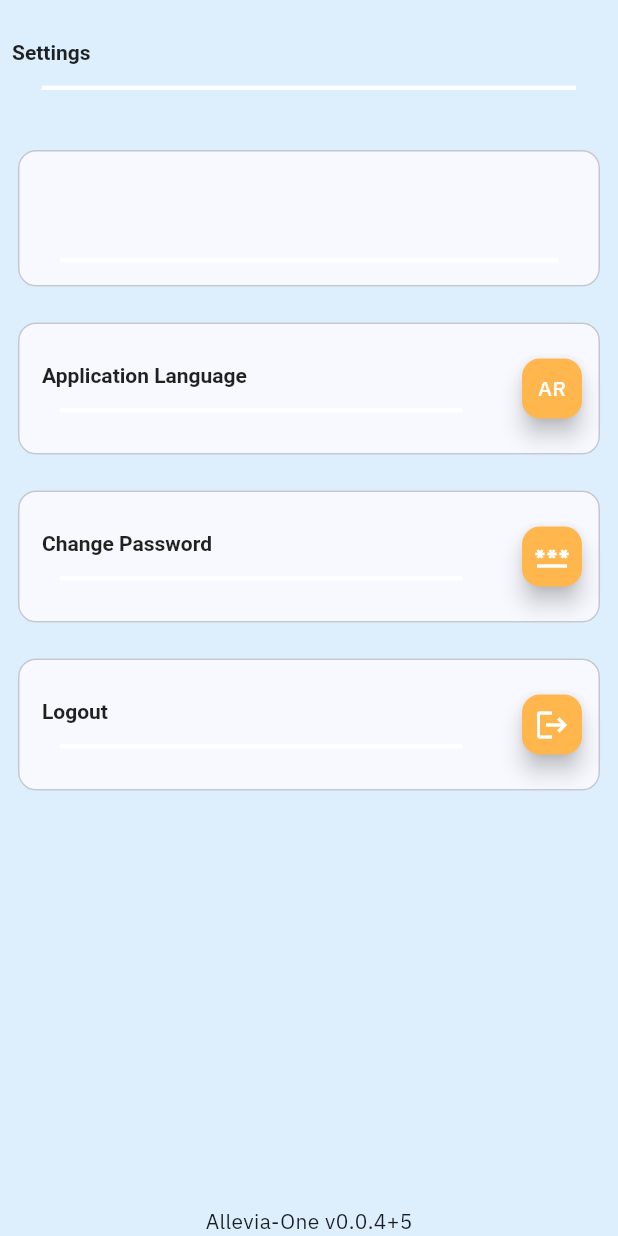
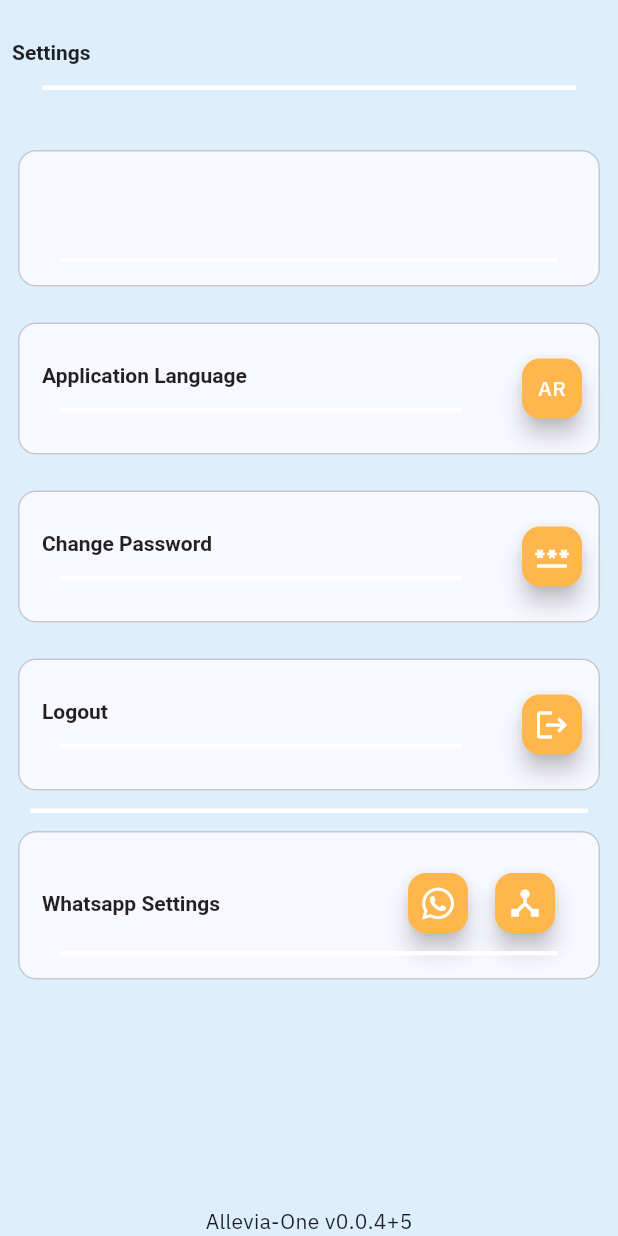
Before and after one commit to pheonixeye/allevia_one, a Flutter app: the SettingsPage screen opened directly, on a phone screen of 412 x 824 dp. Run offline on Flutter 3.47's test engine with Material 3 defaults, Android fonts, the phone set to English and light mode, and no system bars; our stand-ins replace animated_text_kit, cached_network_image, email_validator, equatable, file_picker, flutter_svg and 12 more; missing offline and left inert: dart:js_interop, excel, flutter_drawing_board, flutter_material_color_picker, mobile_scanner; accounts and stored records are empty; network calls fail; statements that could not run were skipped; project files that could hold a hidden picture were left out.

Commit message:
working on whatsapp api integration - can login - fetch devices

```diff
--- a/assets/lang/app_ar.arb
+++ b/assets/lang/app_ar.arb
@@ -362,5 +362,8 @@
     "addDrawingSheet": "اضافة نموذج مرسوم",
     "drawingSheet": "نموذج الرسم",
     "pickDrawingColor": "اختر لون الرسم",
-    "exportToExcel": "تنزيل ملف اكسيل"
+    "exportToExcel": "تنزيل ملف اكسيل",
+    "whatsappSettings" : "اعدادات الواتس ابب",
+    "connectWhatsapp" : "الاتصال بالواتساب",
+    "whatsappDevices" : "الاجهزة المتصلة"
 }
--- a/assets/lang/app_en.arb
+++ b/assets/lang/app_en.arb
@@ -363,5 +363,8 @@
     "addDrawingSheet": "Add Drawing Sheet",
     "drawingSheet": "Drawing Sheet",
     "pickDrawingColor": "Pick Drawing Color",
-    "exportToExcel": "Export To Excel"
+    "exportToExcel": "Export To Excel",
+    "whatsappSettings" : "Whatsapp Settings",
+    "connectWhatsapp" : "Connect Whatsapp",
+    "whatsappDevices" : "Whatsapp Devices"
 }
--- a/lib/core/localization/app_localizations.dart
+++ b/lib/core/localization/app_localizations.dart
@@ -2101,6 +2101,24 @@ abstract class AppLocalizations {
   /// In en, this message translates to:
   /// **'Export To Excel'**
   String get exportToExcel;
+
+  /// No description provided for @whatsappSettings.
+  ///
+  /// In en, this message translates to:
+  /// **'Whatsapp Settings'**
+  String get whatsappSettings;
+
+  /// No description provided for @connectWhatsapp.
+  ///
+  /// In en, this message translates to:
+  /// **'Connect Whatsapp'**
+  String get connectWhatsapp;
+
+  /// No description provided for @whatsappDevices.
+  ///
+  /// In en, this message translates to:
+  /// **'Whatsapp Devices'**
+  String get whatsappDevices;
 }
 
 class _AppLocalizationsDelegate
--- a/lib/core/localization/app_localizations_en.dart
+++ b/lib/core/localization/app_localizations_en.dart
@@ -1043,4 +1043,13 @@ class AppLocalizationsEn extends AppLocalizations {
 
   @override
   String get exportToExcel => 'Export To Excel';
+
+  @override
+  String get whatsappSettings => 'Whatsapp Settings';
+
+  @override
+  String get connectWhatsapp => 'Connect Whatsapp';
+
+  @override
+  String get whatsappDevices => 'Whatsapp Devices';
 }
--- a/lib/pages/loading_page/pages/lang_page/pages/shell_page/pages/app_page/pages/settings_page/settings_page.dart
+++ b/lib/pages/loading_page/pages/lang_page/pages/shell_page/pages/app_page/pages/settings_page/settings_page.dart
@@ -1,8 +1,11 @@
 import 'package:allevia_one/constants/app_business_constants.dart';
+import 'package:allevia_one/functions/shell_function.dart';
 import 'package:allevia_one/pages/loading_page/pages/lang_page/pages/shell_page/pages/app_page/pages/settings_page/widgets/change_log_dialog.dart';
 import 'package:allevia_one/pages/loading_page/pages/lang_page/pages/shell_page/pages/app_page/pages/settings_page/widgets/change_password_btn.dart';
+import 'package:allevia_one/pages/loading_page/pages/lang_page/pages/shell_page/pages/app_page/pages/settings_page/widgets/connect_wa_btn.dart';
 import 'package:allevia_one/providers/px_auth.dart';
 import 'package:allevia_one/providers/px_locale.dart';
+import 'package:allevia_one/providers/px_whatsapp.dart';
 import 'package:flutter/gestures.dart';
 import 'package:flutter/material.dart';
 import 'package:allevia_one/extensions/loc_ext.dart';
@@ -110,6 +113,62 @@ class SettingsPage extends StatelessWidget {
                     ),
                   ),
                 ),
+                const Divider(),
+                Consumer<PxWhatsapp>(
+                  builder: (context, w, _) {
+                    return Padding(
+                      padding: const EdgeInsets.all(8.0),
+                      child: Card.outlined(
+                        child: Padding(
+                          padding: const EdgeInsets.all(8.0),
+                          child: ListTile(
+                            title: Padding(
+                              padding: const EdgeInsets.all(8.0),
+                              child: Row(
+                                children: [
+                                  Text(context.loc.whatsappSettings),
+                                  const Spacer(),
+                                  const ConnectWaBtn(),
+                                  const SizedBox(width: 10),
+                                  FloatingActionButton.small(
+                                    heroTag: UniqueKey(),
+                                    onPressed: () async {
+                                      await shellFunction(
+                                        context,
+                                        toExecute: () async {
+                                          await w.fetchConnectedDevices();
+                                        },
+                                      );
+                                    },
+                                    child: const Icon(Icons.device_hub),
+                                  ),
+                                  const SizedBox(width: 10),
+                                ],
+                              ),
+                            ),
+                            subtitle: Column(
+                              children: [
+                                if (w.connectedDevices != null) ...[
+                                  Text(context.loc.whatsappDevices),
+                                  ...w.connectedDevices!.map((e) {
+                                    return Column(
+                                      children: [
+                                        ...e.entries.map((x) {
+                                          return Text('${x.key} : ${x.value}');
+                                        }),
+                                      ],
+                                    );
+                                  })
+                                ],
+                                const Divider(),
+                              ],
+                            ),
+                          ),
+                        ),
+                      ),
+                    );
+                  },
+                ),
               ],
             ),
           ),
--- /dev/null
+++ b/lib/pages/loading_page/pages/lang_page/pages/shell_page/pages/app_page/pages/settings_page/widgets/connect_wa_btn.dart
@@ -0,0 +1,49 @@
+import 'package:allevia_one/extensions/loc_ext.dart';
+import 'package:allevia_one/functions/shell_function.dart';
+import 'package:allevia_one/pages/loading_page/pages/lang_page/pages/shell_page/pages/app_page/pages/settings_page/widgets/whatsapp_qr_dialog.dart';
+import 'package:allevia_one/providers/px_whatsapp.dart';
+import 'package:allevia_one/widgets/snackbar_.dart';
+import 'package:flutter/material.dart';
+import 'package:font_awesome_flutter/font_awesome_flutter.dart';
+import 'package:provider/provider.dart';
+
+class ConnectWaBtn extends StatelessWidget {
+  const ConnectWaBtn({super.key});
+
+  @override
+  Widget build(BuildContext context) {
+    return Consumer<PxWhatsapp>(
+      builder: (context, w, _) {
+        return FloatingActionButton.small(
+          tooltip: context.loc.connectWhatsapp,
+          heroTag: UniqueKey(),
+          onPressed: () async {
+            await shellFunction(
+              context,
+              toExecute: () async {
+                await w.login();
+              },
+              duration: const Duration(milliseconds: 50),
+            );
+            if (w.qrLink == null && context.mounted) {
+              showIsnackbar(context.loc.error);
+              return;
+            }
+
+            if (context.mounted) {
+              await showDialog<void>(
+                context: context,
+                builder: (context) {
+                  return WhatsappQrDialog(
+                    qrLink: w.qrLink!,
+                  );
+                },
+              );
+            }
+          },
+          child: const Icon(FontAwesomeIcons.whatsapp),
+        );
+      },
+    );
+  }
+}
--- a/lib/providers/_main.dart
+++ b/lib/providers/_main.dart
@@ -1,6 +1,8 @@
 import 'package:allevia_one/constants/app_business_constants.dart';
 import 'package:allevia_one/core/api/assistant_accounts_api.dart';
+import 'package:allevia_one/core/api/wa_api.dart';
 import 'package:allevia_one/providers/px_assistant_accounts.dart';
+import 'package:allevia_one/providers/px_whatsapp.dart';
 import 'package:flutter/material.dart';
 import 'package:allevia_one/core/api/auth/api_auth.dart';
 import 'package:allevia_one/core/api/bookkeeping_api.dart';
@@ -41,6 +43,11 @@ final List<SingleChildWidget> providers = [
   ),
   ChangeNotifierProvider(
     create: (context) => PxLocale(),
+  ),
+  ChangeNotifierProvider(
+    create: (context) => PxWhatsapp(
+      api: WaApi(),
+    ),
   ),
   ChangeNotifierProvider(
     create: (context) => PxAppConstants(
--- /dev/null
+++ b/lib/providers/px_whatsapp.dart
@@ -0,0 +1,34 @@
+import 'package:flutter/material.dart';
+
+import 'package:allevia_one/core/api/wa_api.dart';
+
+class PxWhatsapp extends ChangeNotifier {
+  final WaApi api;
+
+  PxWhatsapp({
+    required this.api,
+  }) {
+    reconnect();
+  }
+
+  String? _qrLink;
+  String? get qrLink => _qrLink;
+
+  List<dynamic>? _connectedDevices;
+  List<dynamic>? get connectedDevices => _connectedDevices;
+
+  Future<void> login() async {
+    _qrLink = await api.login();
+    notifyListeners();
+    await fetchConnectedDevices();
+  }
+
+  Future<void> fetchConnectedDevices() async {
+    _connectedDevices = await api.fetchDevices();
+    notifyListeners();
+  }
+
+  Future<void> reconnect() async {
+    await api.reconnect();
+  }
+}
```
Also changed, not shown: lib/core/api/wa_api.dart (added, +62 -0 lines), lib/core/localization/app_localizations_ar.dart (+9 -0 lines), lib/pages/loading_page/pages/lang_page/pages/shell_page/pages/app_page/pages/settings_page/widgets/whatsapp_qr_dialog.dart (added, +45 -0 lines).
